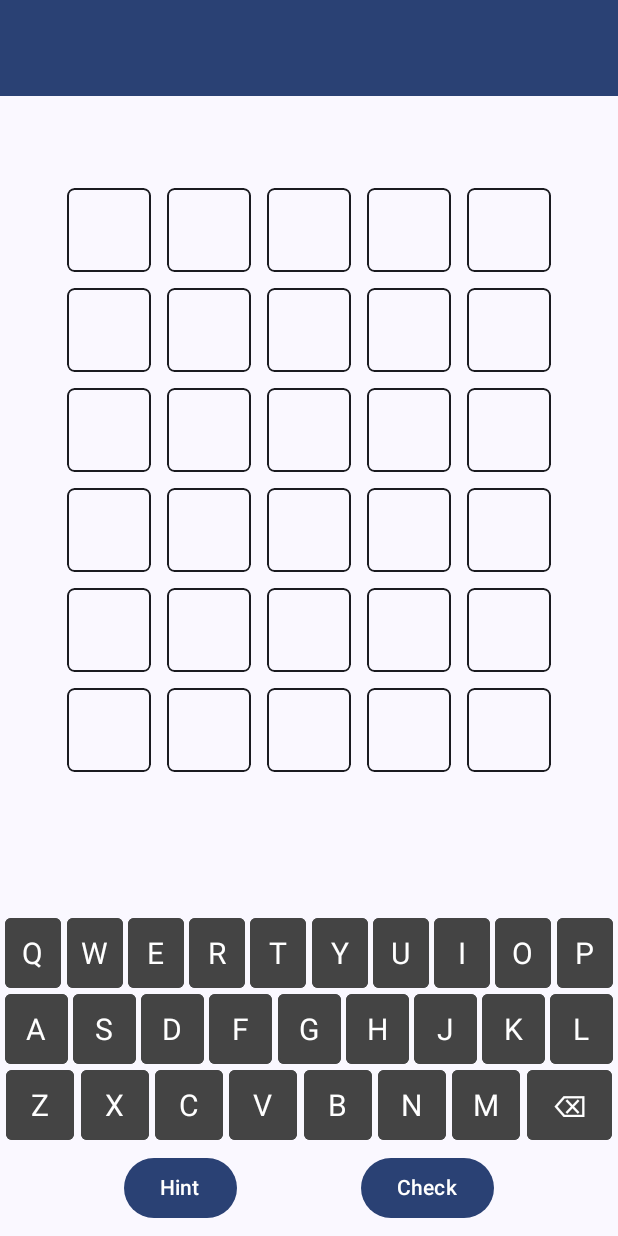
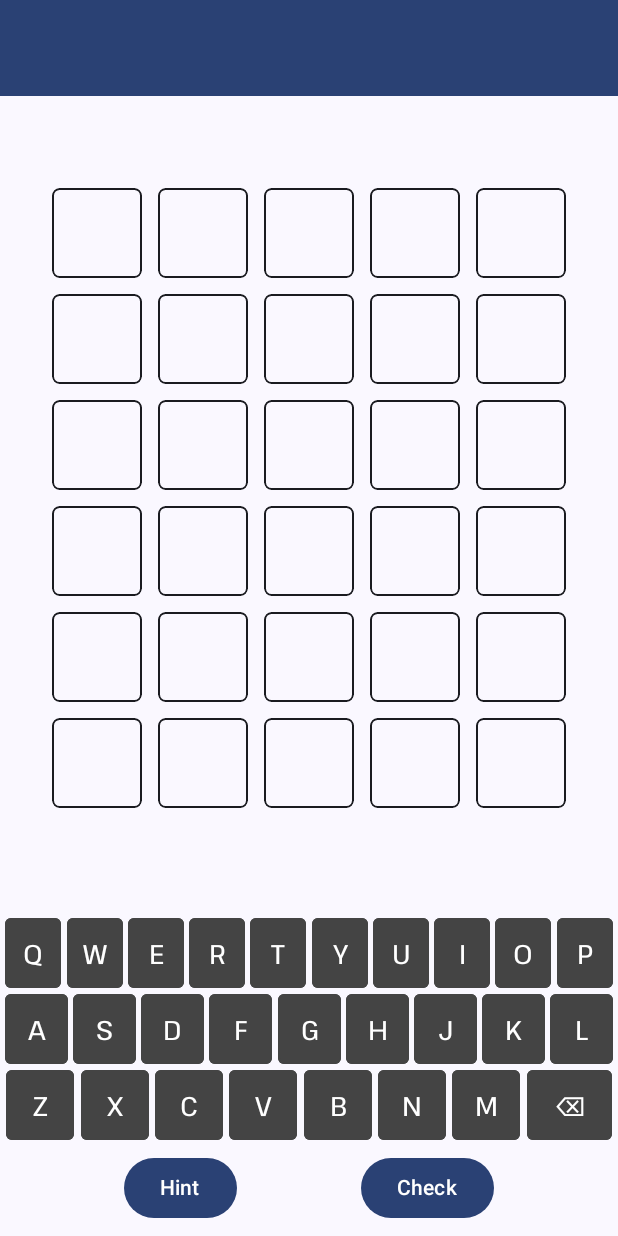
Before and after one commit to sooshil/MyWordle, an Android app built with Jetpack Compose: the screen it shows after launch (MainActivity), after a tap on "Wordle", on a phone screen of 412 x 824 dp. Run offline under Robolectric (Android 15) with nearby library versions, the phone set to English and light mode, and no system bars; our stand-ins replace Dagger/Hilt's generated code.

Commit message:
font added

```diff
--- a/app/src/main/java/com/sukajee/wordle/ui/components/Keyboard.kt
+++ b/app/src/main/java/com/sukajee/wordle/ui/components/Keyboard.kt
@@ -64,7 +64,7 @@ fun Keyboard(
                         Text(
                             text = char.toString(),
                             color = Color.White,
-                            style = MaterialTheme.typography.bodyLarge
+                            style = MaterialTheme.typography.bodyMedium
                         )
                     }
                 }
@@ -91,7 +91,7 @@ fun Keyboard(
                         Text(
                             text = char.toString(),
                             color = Color.White,
-                            style = MaterialTheme.typography.bodyLarge
+                            style = MaterialTheme.typography.bodyMedium
                         )
                     }
                 }
@@ -131,7 +131,7 @@ fun Keyboard(
                         Text(
                             text = char.toString(),
                             color = Color.White,
-                            style = MaterialTheme.typography.bodyLarge
+                            style = MaterialTheme.typography.bodyMedium
                         )
                     }
                 }
--- a/app/src/main/java/com/sukajee/wordle/ui/components/TopBar.kt
+++ b/app/src/main/java/com/sukajee/wordle/ui/components/TopBar.kt
@@ -10,6 +10,7 @@ import androidx.compose.runtime.Composable
 import androidx.compose.ui.Modifier
 import androidx.compose.ui.graphics.Color
 import androidx.compose.ui.text.style.TextAlign
+import androidx.compose.ui.unit.sp
 
 @OptIn(ExperimentalMaterial3Api::class)
 @Composable
@@ -22,7 +23,11 @@ fun TopBar(
     CenterAlignedTopAppBar(
         modifier = modifier.fillMaxWidth(),
         title = {
-            Text(text = title)
+            Text(
+                text = title,
+                style = MaterialTheme.typography.bodyMedium,
+                fontSize = 24.sp
+            )
         },
         colors = TopAppBarDefaults.centerAlignedTopAppBarColors(
             containerColor = backgroundColor,
--- a/app/src/main/java/com/sukajee/wordle/ui/screens/mainscreen/MainScreen.kt
+++ b/app/src/main/java/com/sukajee/wordle/ui/screens/mainscreen/MainScreen.kt
@@ -189,7 +189,7 @@ fun PortraitMainScreen(
                         val cell = state.grid[eachRow][eachColumn]
                         Box(
                             modifier = Modifier
-                                .size(56.dp)
+                                .size(60.dp)
                                 .clip(RoundedCornerShape(5.dp))
                                 .background(getCellColor(cell = cell))
                                 .border(
@@ -201,8 +201,8 @@ fun PortraitMainScreen(
                         ) {
                             Text(
                                 text = (state.grid[eachRow][eachColumn].char).toString(),
-                                style = MaterialTheme.typography.headlineMedium,
-                                color = getCharColor(cell = cell)
+                                style = MaterialTheme.typography.bodyLarge,
+                                color = getCharColor(cell = cell),
                             )
                         }
                         Spacer(modifier = Modifier.width(5.dp))
--- a/app/src/main/java/com/sukajee/wordle/ui/theme/Color.kt
+++ b/app/src/main/java/com/sukajee/wordle/ui/theme/Color.kt
@@ -1,13 +1,13 @@
 package com.sukajee.wordle.ui.theme
 import androidx.compose.ui.graphics.Color
 
-val Purple80 = Color(0xFFD0BCFF)
-val PurpleGrey80 = Color(0xFFCCC2DC)
-val Pink80 = Color(0xFFEFB8C8)
+val Purple80 = Color(0xFFE8BCFF)
+val PurpleGrey80 = Color(0xFFDCC2DC)
+val Pink80 = Color(0xFFEFB8EE)
 
-val Purple40 = Color(0xFF6650a4)
-val PurpleGrey40 = Color(0xFF625b71)
-val Pink40 = Color(0xFF7D5260)
+val Purple40 = Color(0xFF5097A4)
+val PurpleGrey40 = Color(0xFF5B716E)
+val Pink40 = Color(0xFF7D5277)
 
 
 val ColorGreenLight = Color(0xFF2CB803)
--- a/app/src/main/java/com/sukajee/wordle/ui/theme/Type.kt
+++ b/app/src/main/java/com/sukajee/wordle/ui/theme/Type.kt
@@ -1,19 +1,33 @@
 package com.sukajee.wordle.ui.theme
 
 import androidx.compose.material3.Typography
+import androidx.compose.ui.graphics.Color.Companion.Red
+import androidx.compose.ui.text.PlatformTextStyle
 import androidx.compose.ui.text.TextStyle
+import androidx.compose.ui.text.font.Font
 import androidx.compose.ui.text.font.FontFamily
 import androidx.compose.ui.text.font.FontWeight
 import androidx.compose.ui.unit.sp
+import com.sukajee.wordle.R
+
+val PathWay = FontFamily(
+    Font(R.font.pathway_extreme, weight = FontWeight.SemiBold),
+    Font(R.font.pathway_extreme_medium, weight = FontWeight.Normal)
+)
 
 // Set of Material typography styles to start with
 val Typography = Typography(
     bodyLarge = TextStyle(
-        fontFamily = FontFamily.Default,
+        fontFamily = PathWay,
+        fontWeight = FontWeight.SemiBold,
+        fontSize = 24.sp,
+        platformStyle = PlatformTextStyle(includeFontPadding = false)
+    ),
+    bodyMedium = TextStyle(
+        fontFamily = PathWay,
         fontWeight = FontWeight.Normal,
-        fontSize = 20.sp,
-        lineHeight = 24.sp,
-        letterSpacing = 0.5.sp
+        fontSize = 18.sp,
+        platformStyle = PlatformTextStyle(includeFontPadding = false)
     )
     /* Other default text styles to override
     titleLarge = TextStyle(
```
Also changed, not shown: app/src/main/res/font/pathway_extreme.ttf (added), app/src/main/res/font/pathway_extreme_medium.ttf (added).
